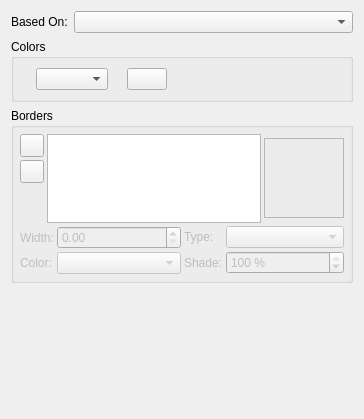
This is scribus/ui/smtablestylewidget.ui in Mu-L/scribus as Qt 5 draws it before an edit. The edited form follows.
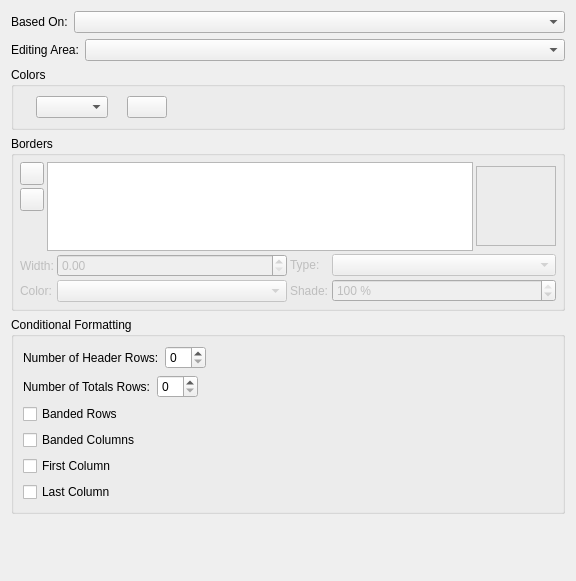
This is the edited form. Custom widgets are drawn as their Qt base class.

Commit message: 11314: Table and Cell styles near and more distant future. Table styles: conditional formatting (header/total/banding/first-last column/corners) — engine, storage, SLA round-trip, Style Manager editor (config + per-area fills), Word-style layered banding.

```diff
--- a/scribus/ui/smtablestylewidget.ui
+++ b/scribus/ui/smtablestylewidget.ui
@@ -6,8 +6,8 @@
    <rect>
     <x>0</x>
     <y>0</y>
-    <width>364</width>
-    <height>419</height>
+    <width>576</width>
+    <height>581</height>
    </rect>
   </property>
   <layout class="QVBoxLayout" name="verticalLayout_3">
@@ -32,6 +32,27 @@
      </item>
     </layout>
    </item>
+   <item>
+    <layout class="QHBoxLayout" name="horizontalLayout_5">
+     <item>
+      <widget class="QLabel" name="editingAreaLabel">
+       <property name="text">
+        <string>Editing Area:</string>
+       </property>
+      </widget>
+     </item>
+     <item>
+      <widget class="QComboBox" name="conditionalAreaComboBox">
+       <property name="sizePolicy">
+        <sizepolicy hsizetype="Expanding" vsizetype="Fixed">
+         <horstretch>0</horstretch>
+         <verstretch>0</verstretch>
+        </sizepolicy>
+       </property>
+      </widget>
+     </item>
+    </layout>
+   </item>
    <item>
     <widget class="QGroupBox" name="smColorGroup">
      <property name="title">
@@ -389,6 +410,105 @@
      </layout>
     </widget>
    </item>
+   <item>
+    <widget class="QGroupBox" name="conditionalFormattingGroupBox">
+     <property name="title">
+      <string>Conditional Formatting</string>
+     </property>
+     <layout class="QVBoxLayout" name="verticalLayout_4">
+      <item>
+       <layout class="QHBoxLayout" name="horizontalLayout_4">
+        <item>
+         <widget class="QLabel" name="label">
+          <property name="text">
+           <string>Number of Header Rows:</string>
+          </property>
+         </widget>
+        </item>
+        <item>
+         <widget class="QSpinBox" name="headerRowsSpinBox">
+          <property name="maximum">
+           <number>10</number>
+          </property>
+         </widget>
+        </item>
+        <item>
+         <spacer name="horizontalSpacer">
+          <property name="orientation">
+           <enum>Qt::Orientation::Horizontal</enum>
+          </property>
+          <property name="sizeHint" stdset="0">
+           <size>
+            <width>40</width>
+            <height>20</height>
+           </size>
+          </property>
+         </spacer>
+        </item>
+       </layout>
+      </item>
+      <item>
+       <layout class="QHBoxLayout" name="horizontalLayout_3">
+        <item>
+         <widget class="QLabel" name="label_2">
+          <property name="text">
+           <string>Number of Totals Rows:</string>
+          </property>
+         </widget>
+        </item>
+        <item>
+         <widget class="QSpinBox" name="totalRowsSpinBox">
+          <property name="maximum">
+           <number>10</number>
+          </property>
+         </widget>
+        </item>
+        <item>
+         <spacer name="horizontalSpacer_2">
+          <property name="orientation">
+           <enum>Qt::Orientation::Horizontal</enum>
+          </property>
+          <property name="sizeHint" stdset="0">
+           <size>
+            <width>40</width>
+            <height>20</height>
+           </size>
+          </property>
+         </spacer>
+        </item>
+       </layout>
+      </item>
+      <item>
+       <widget class="QCheckBox" name="bandedRowsCheckBox">
+        <property name="text">
+         <string>Banded Rows</string>
+        </property>
+       </widget>
+      </item>
+      <item>
+       <widget class="QCheckBox" name="bandedColumnsCheckBox">
+        <property name="text">
+         <string>Banded Columns</string>
+        </property>
+       </widget>
+      </item>
+      <item>
+       <widget class="QCheckBox" name="firstColumnCheckBox">
+        <property name="text">
+         <string>First Column</string>
+        </property>
+       </widget>
+      </item>
+      <item>
+       <widget class="QCheckBox" name="lastColumnCheckBox">
+        <property name="text">
+         <string>Last Column</string>
+        </property>
+       </widget>
+      </item>
+     </layout>
+    </widget>
+   </item>
    <item>
     <spacer>
      <property name="orientation">
```
The commit also changes 19 other files.
